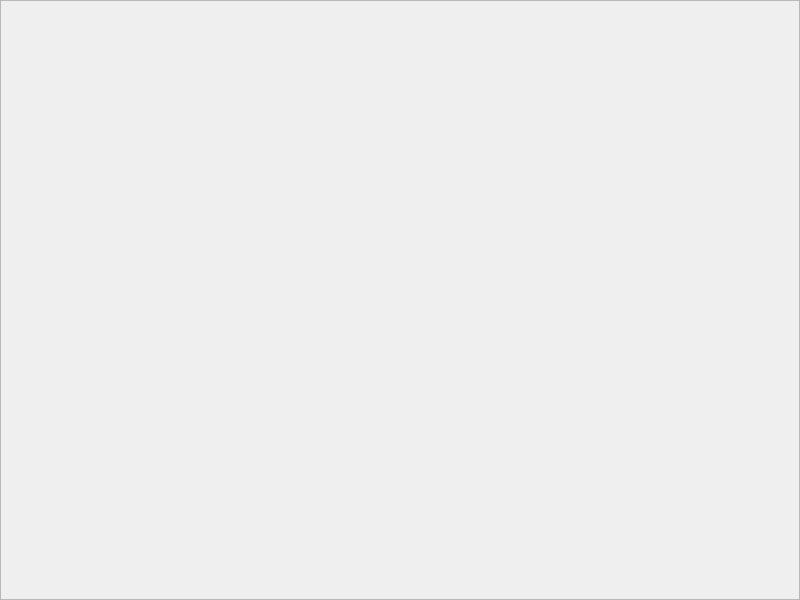
This is MainWindow/MainWindow.ui in Noscka/CarSearch as Qt 5 draws it before an edit. The edited form follows.
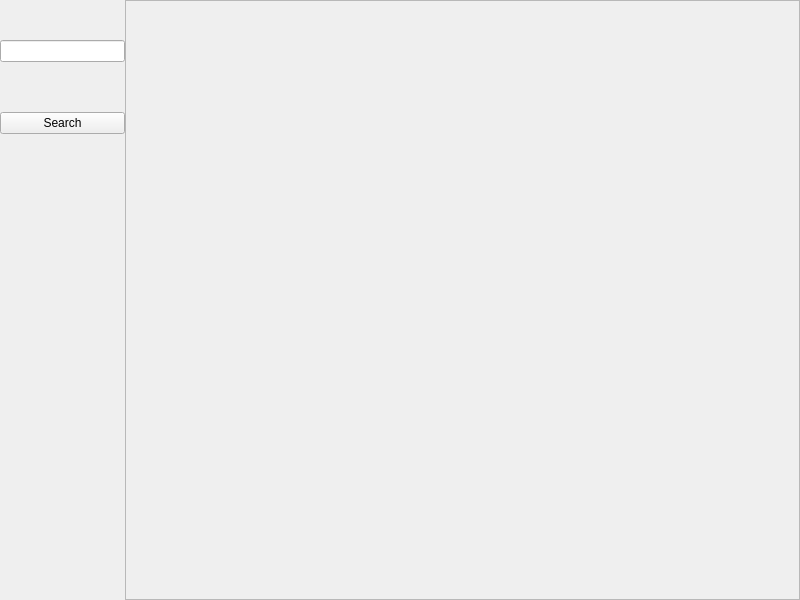
This is the edited form. Custom widgets are drawn as their Qt base class.

What changed in the file:
```diff
--- a/MainWindow/MainWindow.ui
+++ b/MainWindow/MainWindow.ui
@@ -14,7 +14,10 @@
    <string>MainWindow</string>
   </property>
   <widget class="QWidget" name="centralwidget">
-   <layout class="QGridLayout" name="gridLayout_2">
+   <layout class="QHBoxLayout" name="horizontalLayout">
+    <property name="spacing">
+     <number>0</number>
+    </property>
     <property name="leftMargin">
      <number>0</number>
     </property>
@@ -27,10 +30,118 @@
     <property name="bottomMargin">
      <number>0</number>
     </property>
-    <property name="spacing">
-     <number>0</number>
-    </property>
-    <item row="0" column="0">
+    <item>
+     <widget class="QWidget" name="SearchArea" native="true">
+      <property name="sizePolicy">
+       <sizepolicy hsizetype="Maximum" vsizetype="Preferred">
+        <horstretch>0</horstretch>
+        <verstretch>0</verstretch>
+       </sizepolicy>
+      </property>
+      <layout class="QVBoxLayout" name="verticalLayout">
+       <property name="spacing">
+        <number>0</number>
+       </property>
+       <property name="leftMargin">
+        <number>0</number>
+       </property>
+       <property name="topMargin">
+        <number>0</number>
+       </property>
+       <property name="rightMargin">
+        <number>0</number>
+       </property>
+       <property name="bottomMargin">
+        <number>0</number>
+       </property>
+       <property name="widgetResizable" stdset="0">
+        <bool>true</bool>
+       </property>
+       <item>
+        <spacer name="verticalSpacer_2">
+         <property name="orientation">
+          <enum>Qt::Orientation::Vertical</enum>
+         </property>
+         <property name="sizeType">
+          <enum>QSizePolicy::Policy::Fixed</enum>
+         </property>
+         <property name="sizeHint" stdset="0">
+          <size>
+           <width>20</width>
+           <height>40</height>
+          </size>
+         </property>
+        </spacer>
+       </item>
+       <item>
+        <widget class="QLineEdit" name="SearchText">
+         <property name="sizePolicy">
+          <sizepolicy hsizetype="Fixed" vsizetype="Fixed">
+           <horstretch>0</horstretch>
+           <verstretch>0</verstretch>
+          </sizepolicy>
+         </property>
+         <property name="baseSize">
+          <size>
+           <width>0</width>
+           <height>0</height>
+          </size>
+         </property>
+         <property name="font">
+          <font>
+           <family>System</family>
+           <pointsize>9</pointsize>
+           <bold>true</bold>
+          </font>
+         </property>
+        </widget>
+       </item>
+       <item>
+        <spacer name="verticalSpacer_3">
+         <property name="orientation">
+          <enum>Qt::Orientation::Vertical</enum>
+         </property>
+         <property name="sizeType">
+          <enum>QSizePolicy::Policy::Maximum</enum>
+         </property>
+         <property name="sizeHint" stdset="0">
+          <size>
+           <width>20</width>
+           <height>50</height>
+          </size>
+         </property>
+        </spacer>
+       </item>
+       <item>
+        <widget class="QPushButton" name="SearchButton">
+         <property name="sizePolicy">
+          <sizepolicy hsizetype="Minimum" vsizetype="Fixed">
+           <horstretch>0</horstretch>
+           <verstretch>0</verstretch>
+          </sizepolicy>
+         </property>
+         <property name="text">
+          <string>Search</string>
+         </property>
+        </widget>
+       </item>
+       <item>
+        <spacer name="verticalSpacer">
+         <property name="orientation">
+          <enum>Qt::Orientation::Vertical</enum>
+         </property>
+         <property name="sizeHint" stdset="0">
+          <size>
+           <width>20</width>
+           <height>40</height>
+          </size>
+         </property>
+        </spacer>
+       </item>
+      </layout>
+     </widget>
+    </item>
+    <item>
      <widget class="ListingManager" name="scrollArea">
       <property name="widgetResizable">
        <bool>true</bool>
```
